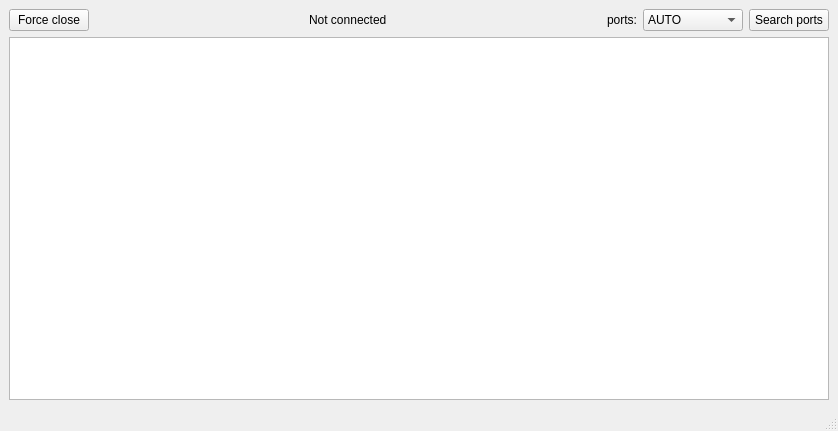
Old version of the form src/frames/UI_web2board.ui in the repository bq/web2board.
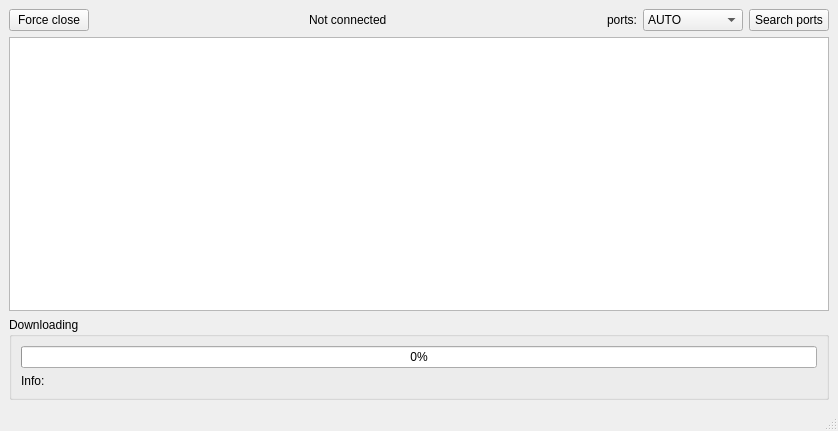
New version of the form. Icons and pictures are not drawn.

Commit message: auto updater works, and created config class

```diff
--- a/src/frames/UI_web2board.ui
+++ b/src/frames/UI_web2board.ui
@@ -100,6 +100,29 @@
       </property>
      </widget>
     </item>
+    <item>
+     <widget class="QGroupBox" name="updateGroupbox">
+      <property name="title">
+       <string>Downloading</string>
+      </property>
+      <layout class="QVBoxLayout" name="verticalLayout_3">
+       <item>
+        <widget class="QProgressBar" name="progressBar">
+         <property name="value">
+          <number>0</number>
+         </property>
+        </widget>
+       </item>
+       <item>
+        <widget class="QLabel" name="info">
+         <property name="text">
+          <string>Info:</string>
+         </property>
+        </widget>
+       </item>
+      </layout>
+     </widget>
+    </item>
    </layout>
   </widget>
   <widget class="QStatusBar" name="statusbar"/>
```
The commit also changes 400 other files.
